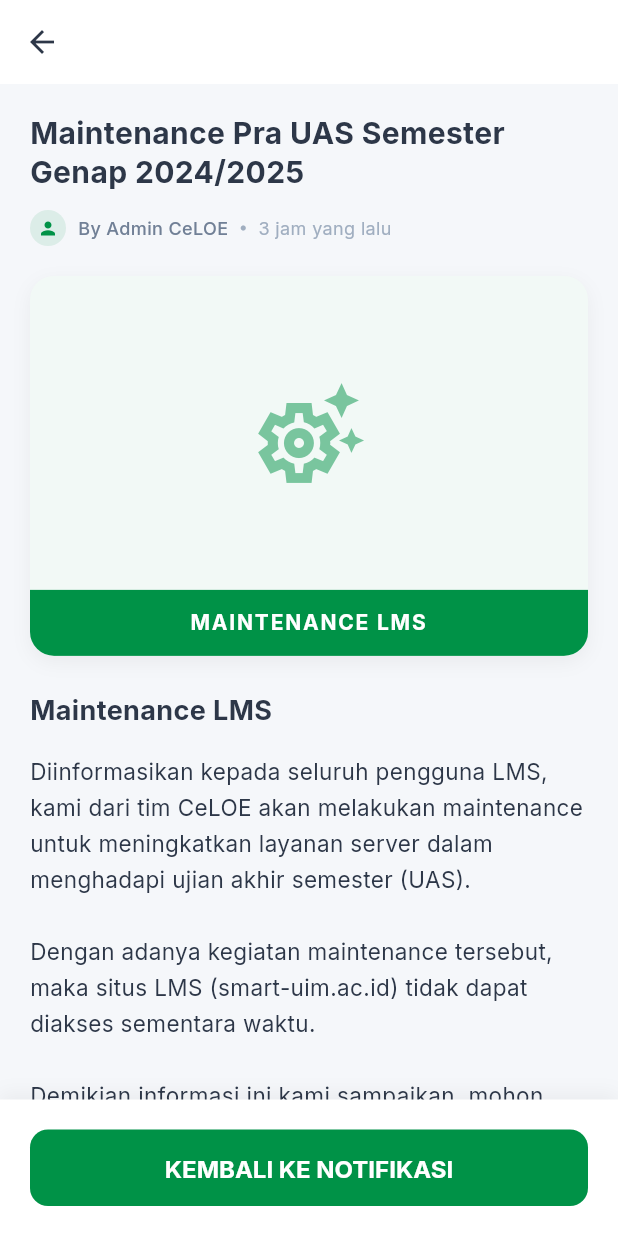
After one commit to siapaajaboleh888/UAS_Smart-UIM, a Flutter app: the NotificationScreen screen opened directly, after a tap on "Maintenance Pra UAS Semester Genap 2024/", on a phone screen of 412 x 824 dp. The commit adds this screen. Run offline on Flutter 3.47's test engine with Material 3 defaults, Android fonts, the phone set to English and light mode, and no system bars; our stand-ins replace google_fonts, image_picker, shared_preferences; accounts and stored records are empty.

Commit message:
Implement maintenance announcement detail screen and update notification click functionality

```diff
--- /dev/null
+++ b/lib/screens/announcement_detail_screen.dart
@@ -0,0 +1,232 @@
+import 'package:flutter/material.dart';
+import '../constants/app_colors.dart';
+import '../models/notification_item.dart';
+
+class AnnouncementDetailScreen extends StatelessWidget {
+  final NotificationItem notification;
+
+  const AnnouncementDetailScreen({
+    super.key,
+    required this.notification,
+  });
+
+  @override
+  Widget build(BuildContext context) {
+    return Scaffold(
+      backgroundColor: AppColors.background,
+      appBar: AppBar(
+        title: const Text(
+          'Pengumuman',
+          style: TextStyle(
+            fontWeight: FontWeight.bold,
+            fontSize: 18,
+          ),
+        ),
+        centerTitle: true,
+        leading: IconButton(
+          icon: const Icon(Icons.arrow_back),
+          onPressed: () => Navigator.pop(context),
+        ),
+        elevation: 0,
+        backgroundColor: Colors.white,
+        foregroundColor: AppColors.textPrimary,
+      ),
+      body: SingleChildScrollView(
+        child: Column(
+          crossAxisAlignment: CrossAxisAlignment.start,
+          children: [
+            // Header Content
+            Padding(
+              padding: const EdgeInsets.all(20.0),
+              child: Column(
+                crossAxisAlignment: CrossAxisAlignment.start,
+                children: [
+                  Text(
+                    notification.title,
+                    style: const TextStyle(
+                      fontSize: 20,
+                      fontWeight: FontWeight.bold,
+                      color: AppColors.textPrimary,
+                      height: 1.3,
+                    ),
+                  ),
+                  const SizedBox(height: 12),
+                  Row(
+                    children: [
+                      CircleAvatar(
+                        radius: 12,
+                        backgroundColor: AppColors.primary.withOpacity(0.1),
+                        child: const Icon(
+                          Icons.person,
+                          size: 14,
+                          color: AppColors.primary,
+                        ),
+                      ),
+                      const SizedBox(width: 8),
+                      Text(
+                        'By Admin CeLOE',
+                        style: TextStyle(
+                          fontSize: 12,
+                          color: AppColors.textSecondary,
+                          fontWeight: FontWeight.w500,
+                        ),
+                      ),
+                      const SizedBox(width: 8),
+                      const Icon(
+                        Icons.circle,
+                        size: 4,
+                        color: AppColors.textLight,
+                      ),
+                      const SizedBox(width: 8),
+                      Text(
+                        notification.timeAgo,
+                        style: const TextStyle(
+                          fontSize: 12,
+                          color: AppColors.textLight,
+                        ),
+                      ),
+                    ],
+                  ),
+                ],
+              ),
+            ),
+
+            // Image Section
+            Container(
+              width: double.infinity,
+              margin: const EdgeInsets.symmetric(horizontal: 20),
+              decoration: BoxDecoration(
+                borderRadius: BorderRadius.circular(16),
+                color: Colors.white,
+                boxShadow: [
+                  BoxShadow(
+                    color: Colors.black.withOpacity(0.05),
+                    blurRadius: 10,
+                    offset: const Offset(0, 4),
+                  ),
+                ],
+              ),
+              child: ClipRRect(
+                borderRadius: BorderRadius.circular(16),
+                child: Column(
+                  children: [
+                    AspectRatio(
+                      aspectRatio: 16 / 9,
+                      child: Container(
+                        color: AppColors.primary.withOpacity(0.05),
+                        child: Center(
+                          child: Icon(
+                            Icons.settings_suggest_outlined,
+                            size: 80,
+                            color: AppColors.primary.withOpacity(0.5),
+                          ),
+                        ),
+                      ),
+                    ),
+                    Container(
+                      padding: const EdgeInsets.symmetric(vertical: 12),
+                      width: double.infinity,
+                      color: AppColors.primary,
+                      child: const Text(
+                        'MAINTENANCE LMS',
+                        textAlign: TextAlign.center,
+                        style: TextStyle(
+                          color: Colors.white,
+                          fontWeight: FontWeight.bold,
+                          letterSpacing: 1.2,
+                        ),
+                      ),
+                    ),
+                  ],
+                ),
+              ),
+            ),
+
+            const SizedBox(height: 24),
+
+            // Message Content
+            Padding(
+              padding: const EdgeInsets.symmetric(horizontal: 20.0),
+              child: Column(
+                crossAxisAlignment: CrossAxisAlignment.start,
+                children: [
+                  const Text(
+                    'Maintenance LMS',
+                    style: TextStyle(
+                      fontSize: 18,
+                      fontWeight: FontWeight.bold,
+                      color: AppColors.textPrimary,
+                    ),
+                  ),
+                  const SizedBox(height: 16),
+                  Text(
+                    _formatMessage(notification.message),
+                    style: const TextStyle(
+                      fontSize: 15,
+                      color: AppColors.textPrimary,
+                      height: 1.6,
+                    ),
+                  ),
+                  const SizedBox(height: 24),
+                  const Divider(),
+                  const SizedBox(height: 16),
+                  const Text(
+                    'Hormat Kami,\nCeLOE Smart UIM',
+                    style: TextStyle(
+                      fontSize: 14,
+                      fontWeight: FontWeight.bold,
+                      color: AppColors.textPrimary,
+                      height: 1.5,
+                    ),
+                  ),
+                  const SizedBox(height: 40),
+                ],
+              ),
+            ),
+          ],
+        ),
+      ),
+      bottomNavigationBar: Container(
+        padding: const EdgeInsets.all(20),
+        decoration: BoxDecoration(
+          color: Colors.white,
+          boxShadow: [
+            BoxShadow(
+              color: Colors.black.withOpacity(0.05),
+              blurRadius: 10,
+              offset: const Offset(0, -4),
+            ),
+          ],
+        ),
+        child: ElevatedButton(
+          onPressed: () => Navigator.pop(context),
+          style: ElevatedButton.styleFrom(
+            backgroundColor: AppColors.primary,
+            foregroundColor: Colors.white,
+            padding: const EdgeInsets.symmetric(vertical: 16),
+            shape: RoundedRectangleBorder(
+              borderRadius: BorderRadius.circular(12),
+            ),
+            elevation: 0,
+          ),
+          child: const Text(
+            'KEMBALI KE NOTIFIKASI',
+            style: TextStyle(
+              fontWeight: FontWeight.bold,
+              fontSize: 16,
+            ),
+          ),
+        ),
+      ),
+    );
+  }
+
+  String _formatMessage(String message) {
+    if (notification.title.contains('Maintenance')) {
+      return 'Diinformasikan kepada seluruh pengguna LMS, kami dari tim CeLOE akan melakukan maintenance untuk meningkatkan layanan server dalam menghadapi ujian akhir semester (UAS).\n\n'
+          'Dengan adanya kegiatan maintenance tersebut, maka situs LMS (smart-uim.ac.id) tidak dapat diakses sementara waktu.\n\n'
+          'Demikian informasi ini kami sampaikan, mohon maaf atas ketidaknyamanannya.';
+    }
+    return message;
+  }
+}
--- a/lib/screens/notification_screen.dart
+++ b/lib/screens/notification_screen.dart
@@ -1,6 +1,7 @@
 import 'package:flutter/material.dart';
 import '../constants/app_colors.dart';
 import '../models/notification_item.dart';
+import 'announcement_detail_screen.dart';
 
 class NotificationScreen extends StatefulWidget {
   const NotificationScreen({super.key});
@@ -257,13 +258,22 @@
               if (!notification.isRead) {
                 _markAsRead(notification.id);
               }
-              // Could navigate to related content here
+
+              if (notification.type == 'announcement') {
+                Navigator.push(
+                  context,
+                  MaterialPageRoute(
+                    builder: (context) => AnnouncementDetailScreen(notification: notification),
+                  ),
+                );
+              } else {
                 ScaffoldMessenger.of(context).showSnackBar(
                   SnackBar(
                     content: Text('Membuka: ${notification.title}'),
                     duration: const Duration(seconds: 1),
                   ),
                 );
+              }
             },
             child: Padding(
               padding: const EdgeInsets.all(16),
```
Lines whose indentation alone changed are shown as unchanged.
